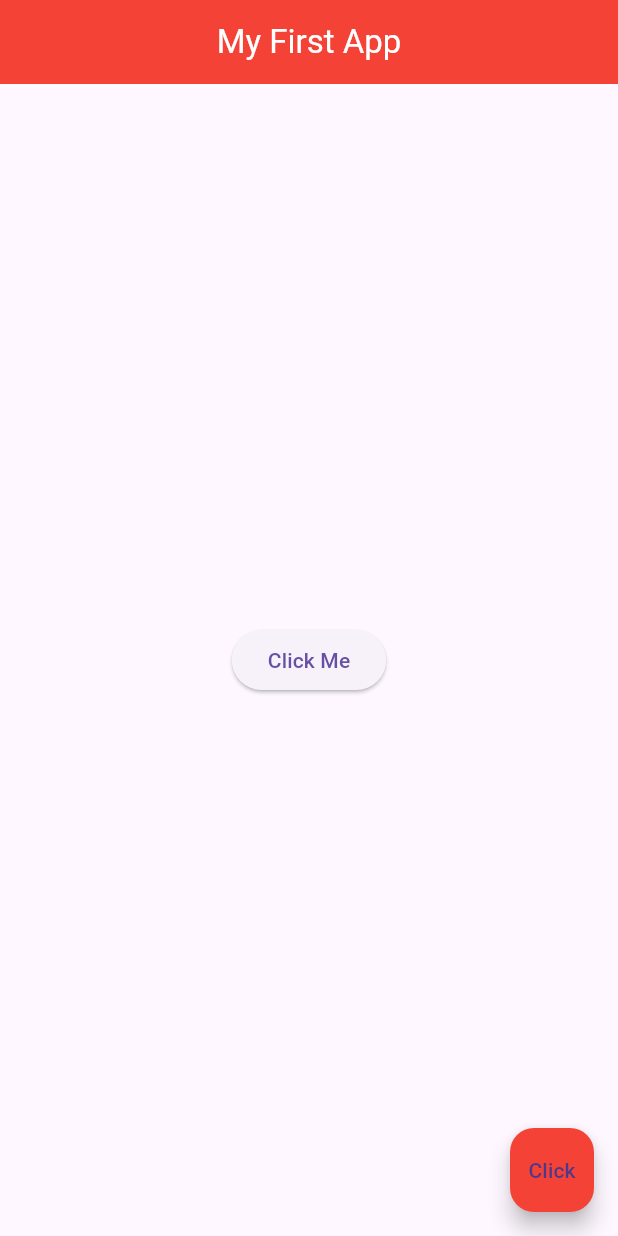
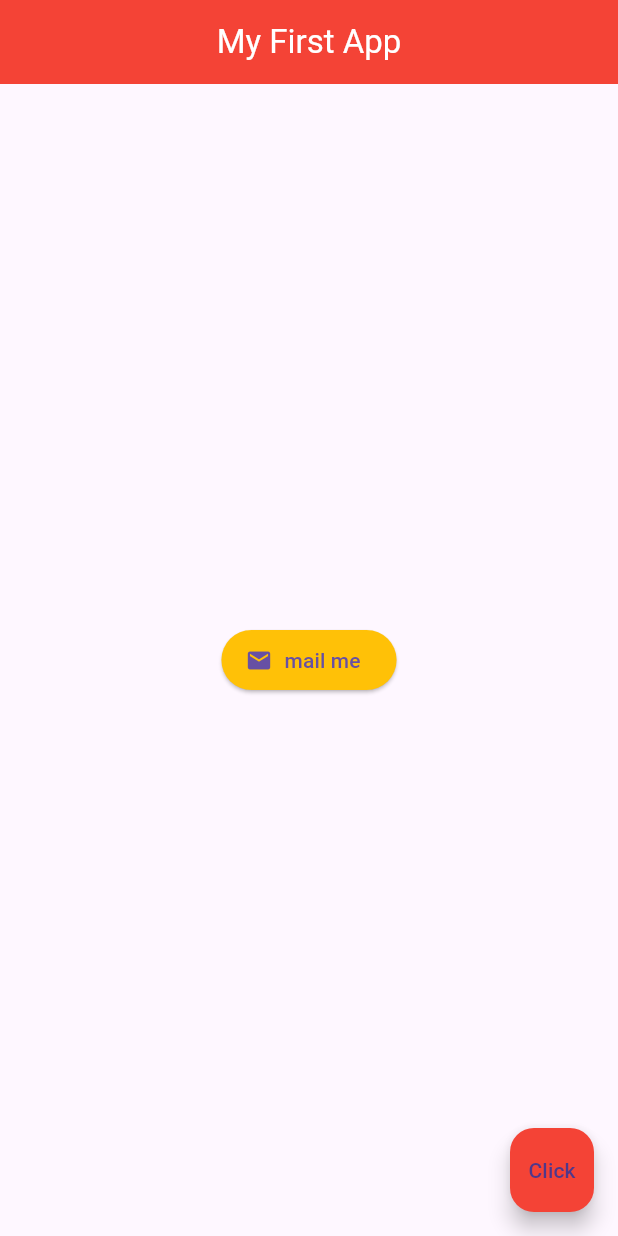
Before and after one commit to Mohale224/Learning-flutter, a Flutter app: the screen it shows after launch, on a phone screen of 412 x 824 dp. Run offline on Flutter 3.47's test engine with Material 3 defaults, Android fonts, the phone set to English and light mode, and no system bars.

Commit message:
first commit

```diff
--- a/lib/main.dart
+++ b/lib/main.dart
@@ -21,13 +21,19 @@ class Home extends StatelessWidget {
         centerTitle: true,
       ),
       body: Center(
-        child: ElevatedButton(
-          onPressed: () {
-            debugPrint('Button Pressed');
+        child: ElevatedButton.icon(
+          onPressed:(){
+
           },
-          child: Text('Click Me'),
+
+          icon: Icon(Icons.mail),
+          label: Text('mail me'),
+          style: ElevatedButton.styleFrom(
+          backgroundColor: Colors.amber,
+          )
         ),
-      ),
+        ),
+
       floatingActionButton: FloatingActionButton(
         onPressed: () {
           debugPrint('Floating Action Button Pressed');
```
